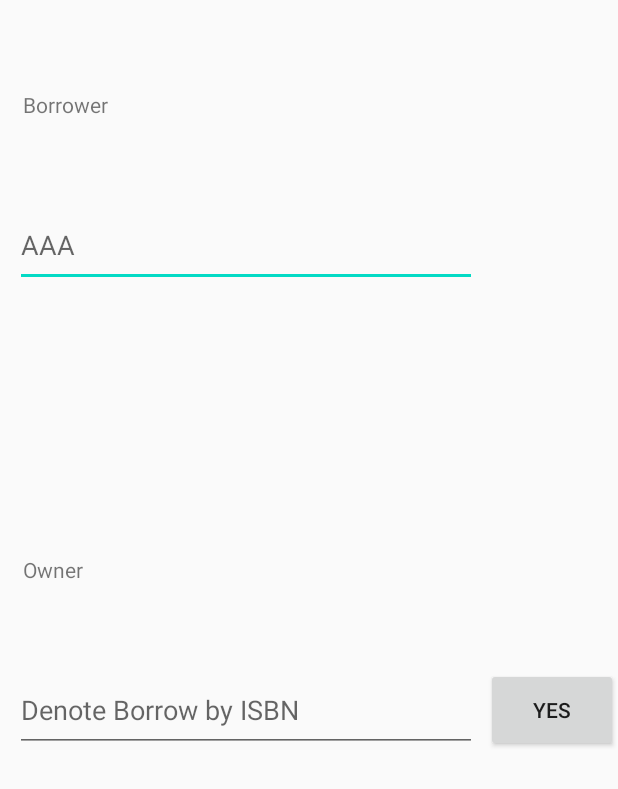
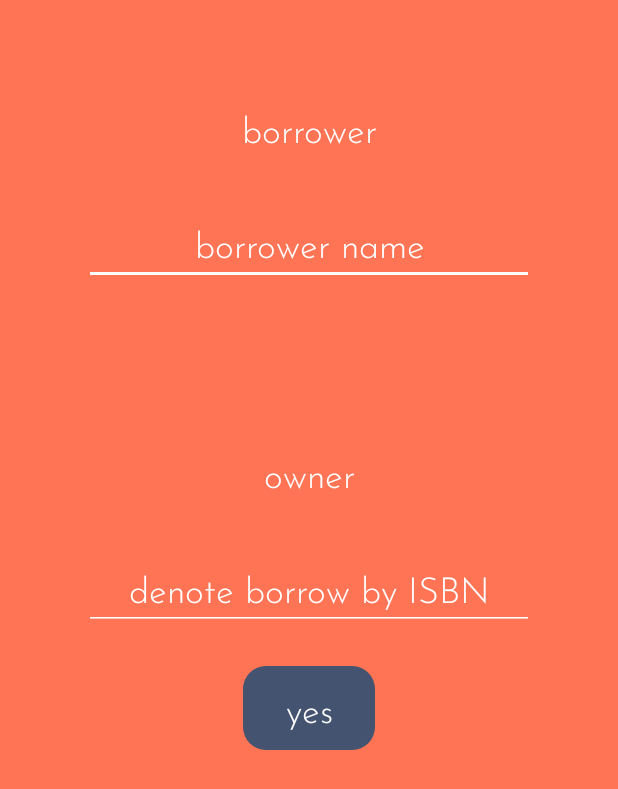
Before and after one commit to CMPUT301F20T23/TheBearMinimum, an Android app: the ManageBook screen opened directly, with no data from a screen before it, on a phone screen of 412 x 824 dp. Shown: the top 789 px of the screen. Run offline under Robolectric (Android 15) with nearby library versions, the light colour scheme and no system bars.

Commit message:
Update activity_manage_book.xml

```diff
--- a/BearMinimum/app/src/main/res/layout/activity_manage_book.xml
+++ b/BearMinimum/app/src/main/res/layout/activity_manage_book.xml
@@ -4,53 +4,68 @@
     xmlns:tools="http://schemas.android.com/tools"
     android:layout_width="match_parent"
     android:layout_height="match_parent"
+    android:background="@color/orange"
     tools:context=".ManageBook">
 
     <TextView
         android:id="@+id/owner_TextView"
         android:layout_width="137dp"
         android:layout_height="50dp"
-        android:layout_marginStart="15dp"
-        android:layout_marginLeft="15dp"
-        android:layout_marginTop="370dp"
-        android:text="Owner"
+        android:layout_marginTop="100dp"
+        android:text="owner"
+        android:fontFamily="@font/josefina_light"
+        android:textColor="@color/white"
+        android:textSize="24sp"
+        android:gravity="center"
+        app:layout_constraintEnd_toEndOf="parent"
         app:layout_constraintStart_toStartOf="parent"
-        app:layout_constraintTop_toTopOf="parent" />
+        app:layout_constraintTop_toBottomOf="@+id/editText_borrower_confirm" />
 
     <TextView
         android:id="@+id/Borrower_TextView"
-        android:layout_width="137dp"
+        android:layout_width="130dp"
         android:layout_height="50dp"
-        android:layout_marginStart="15dp"
-        android:layout_marginLeft="15dp"
         android:layout_marginTop="60dp"
-        android:text="Borrower"
+        android:text="borrower"
+        android:fontFamily="@font/josefina_light"
+        android:textColor="@color/white"
+        android:textSize="24sp"
+        android:gravity="center"
+        app:layout_constraintEnd_toEndOf="parent"
         app:layout_constraintStart_toStartOf="parent"
         app:layout_constraintTop_toTopOf="parent" />
 
     <EditText
         android:id="@+id/editText_borrower_confirm"
-        android:layout_width="308dp"
+        android:layout_width="300dp"
         android:layout_height="56dp"
-        android:layout_marginStart="10dp"
-        android:layout_marginLeft="10dp"
-        android:layout_marginTop="25dp"
-        android:ems="10"
+        android:layout_marginTop="24dp"
+        android:hint="borrower name"
+        android:fontFamily="@font/josefina_light"
+        android:textColor="@color/white"
+        android:textSize="24sp"
+        android:gravity="center"
+        android:textColorHint="@color/white"
+        android:backgroundTint="@color/white"
         android:inputType="textPersonName"
-        android:hint="AAA"
+        app:layout_constraintEnd_toEndOf="parent"
         app:layout_constraintStart_toStartOf="parent"
         app:layout_constraintTop_toBottomOf="@+id/Borrower_TextView" />
 
     <EditText
         android:id="@+id/editText_owner_denote"
-        android:layout_width="308dp"
+        android:layout_width="300dp"
         android:layout_height="56dp"
-        android:layout_marginStart="10dp"
-        android:layout_marginLeft="10dp"
-        android:layout_marginTop="25dp"
-        android:ems="10"
+        android:layout_marginTop="24dp"
+        android:backgroundTint="@color/white"
+        android:fontFamily="@font/josefina_light"
+        android:gravity="center"
+        android:hint="denote borrow by ISBN"
         android:inputType="textPersonName"
-        android:hint="Denote Borrow by ISBN"
+        android:textColor="@color/white"
+        android:textColorHint="@color/white"
+        android:textSize="24sp"
+        app:layout_constraintEnd_toEndOf="parent"
         app:layout_constraintStart_toStartOf="parent"
         app:layout_constraintTop_toBottomOf="@+id/owner_TextView" />
 
@@ -58,11 +73,16 @@
         android:id="@+id/owner_button"
         android:layout_width="wrap_content"
         android:layout_height="56dp"
-        android:layout_marginTop="445dp"
-        android:text="Yes"
+        android:layout_marginTop="24dp"
+        android:text="yes"
+        android:background="@drawable/rounded_button"
+        android:backgroundTint="@color/blue"
+        android:fontFamily="@font/josefina_light"
+        android:textColor="@color/white"
+        android:textAllCaps="false"
+        android:textSize="24sp"
         app:layout_constraintEnd_toEndOf="parent"
-        app:layout_constraintHorizontal_bias="1.0"
-        app:layout_constraintStart_toEndOf="@+id/editText_owner_denote"
-        app:layout_constraintTop_toTopOf="parent" />
+        app:layout_constraintStart_toStartOf="parent"
+        app:layout_constraintTop_toBottomOf="@+id/editText_owner_denote" />
 
 </androidx.constraintlayout.widget.ConstraintLayout>
```
